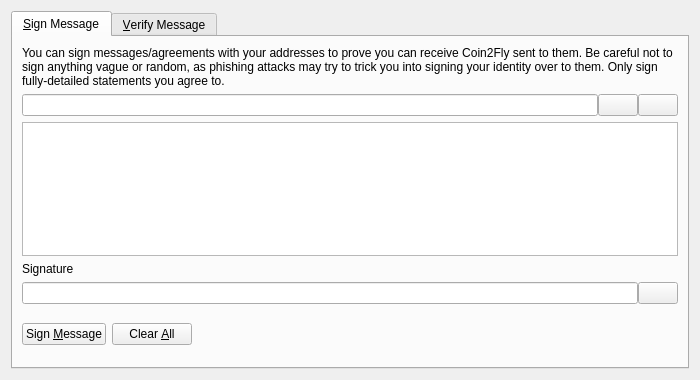
First picture: the form in src/qt/forms/signverifymessagedialog.ui, repository Bitcoin-Monster/BTCMonster, before the edit.
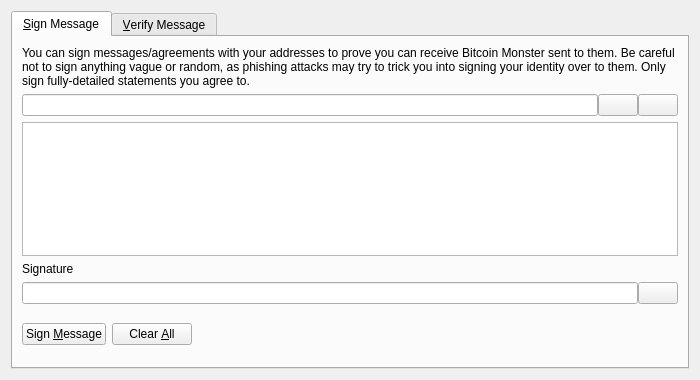
Second picture: the form after the edit. Custom widgets are drawn as their Qt base class.

Commit message: Changed Coin2Fly to Bitcoin Monster

```diff
--- a/src/qt/forms/signverifymessagedialog.ui
+++ b/src/qt/forms/signverifymessagedialog.ui
@@ -30,7 +30,7 @@
        <item>
         <widget class="QLabel" name="infoLabel_SM">
          <property name="text">
-          <string>You can sign messages/agreements with your addresses to prove you can receive Coin2Fly sent to them. Be careful not to sign anything vague or random, as phishing attacks may try to trick you into signing your identity over to them. Only sign fully-detailed statements you agree to.</string>
+          <string>You can sign messages/agreements with your addresses to prove you can receive Bitcoin Monster sent to them. Be careful not to sign anything vague or random, as phishing attacks may try to trick you into signing your identity over to them. Only sign fully-detailed statements you agree to.</string>
          </property>
          <property name="textFormat">
           <enum>Qt::PlainText</enum>
```
Left out of the diff: 8 changed lines with no effect on the pictures. The commit also changes 248 other files.
